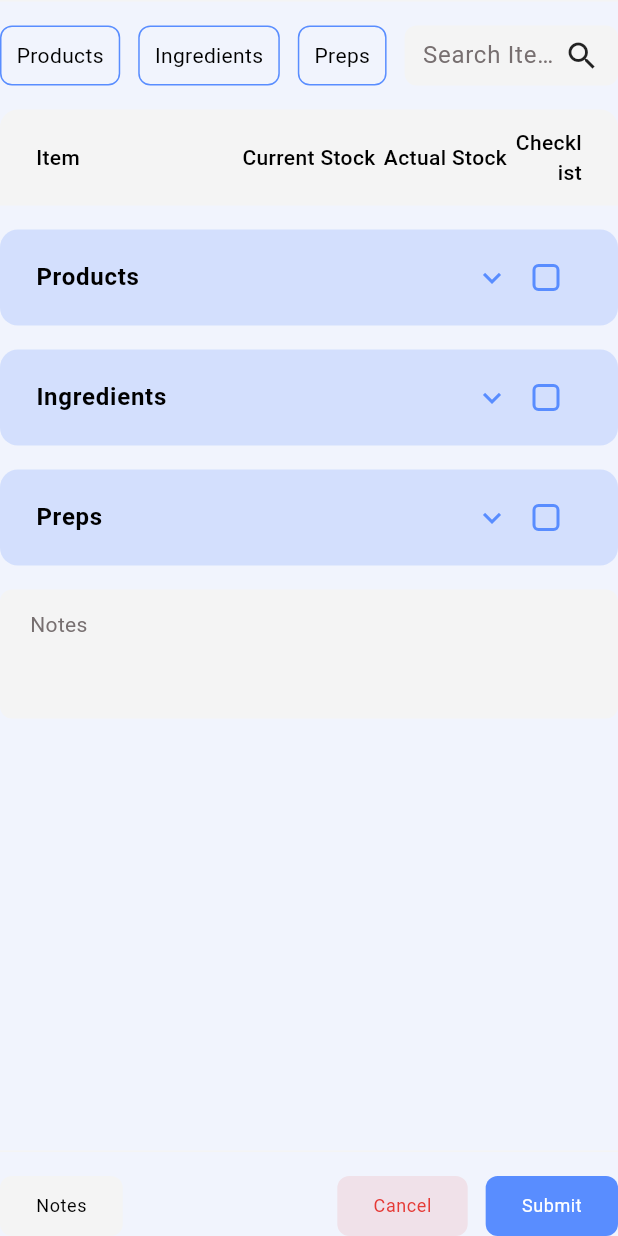
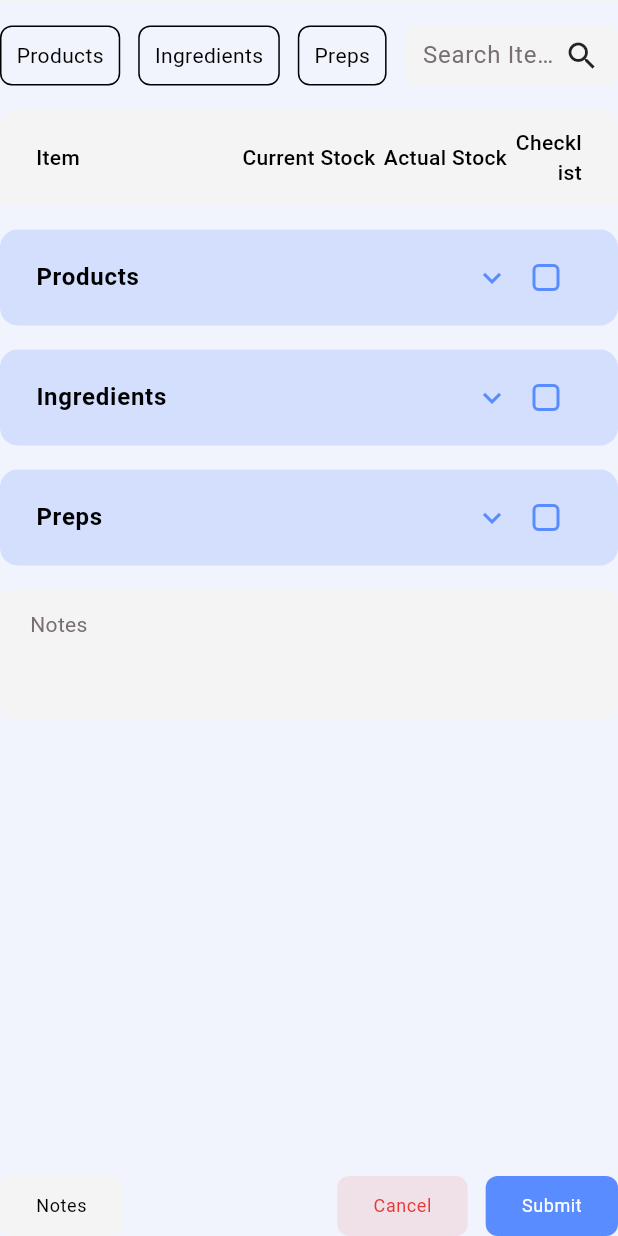
Before and after one commit to robbyobet7/flutterVercel, a Flutter app: the StockTakingDialog widget shown alone on an empty page, opened directly, on a phone screen of 412 x 824 dp. Run offline on Flutter 3.47's test engine with Material 3 defaults, Android fonts, the phone set to English and light mode, and no system bars; our stand-ins replace flutter_riverpod, flutter_svg, go_router, shared_preferences; accounts and stored records are empty; network calls fail.

Commit message:
refactor: impove stock taking performance

```diff
--- a/lib/core/repositories/stock_taking_repository.dart
+++ b/lib/core/repositories/stock_taking_repository.dart
@@ -3,7 +3,14 @@ import 'package:flutter/services.dart';
 import 'package:rebill_flutter/features/stock-taking/models/stock_taking.dart';
 
 class StockTakingRepository {
+  List<StockTaking>? _cachedStockTakings;
+
   Future<List<StockTaking>> getStockTakings() async {
+    // Return cached data if available
+    if (_cachedStockTakings != null) {
+      return _cachedStockTakings!;
+    }
+
     try {
       final String jsonString = await rootBundle.loadString(
         'assets/stocks.json',
@@ -15,13 +22,18 @@ class StockTakingRepository {
           jsonData['dataProducts'] as List<dynamic>;
 
       // Convert the data to StockTaking objects
-      final List<StockTaking> stockTakings =
+      _cachedStockTakings =
           productsData.map((item) => StockTaking.fromJson(item)).toList();
 
-      return stockTakings;
+      return _cachedStockTakings!;
     } catch (e) {
       print('Error loading stock takings: $e');
       return [];
     }
   }
+
+  // Method to clear cache if needed
+  void clearCache() {
+    _cachedStockTakings = null;
+  }
 }
--- a/lib/features/stock-taking/presentations/widgets/stock_taking_dialog.dart
+++ b/lib/features/stock-taking/presentations/widgets/stock_taking_dialog.dart
@@ -20,12 +20,32 @@ class StockTakingDialog extends ConsumerStatefulWidget {
 }
 
 class _StockTakingDialogState extends ConsumerState<StockTakingDialog> {
+  String _searchQuery = '';
+  String _selectedType = 'All';
+
   @override
   Widget build(BuildContext context) {
     final theme = Theme.of(context);
-    final productStockTaking = ref.watch(productStockTakingProvider);
-    final ingredientStockTaking = ref.watch(ingredientStockTakingProvider);
-    final prepStockTaking = ref.watch(prepStockTakingProvider);
+
+    // Use select instead of watch to only rebuild on relevant changes
+    final stockTakingState = ref.watch(stockTakingProvider);
+    final isLoading = stockTakingState.isLoading;
+
+    // Apply filtering here
+    List<StockTaking> filteredProductStockTaking = _filterStockTakings(
+      stockTakingState.productStockTakings,
+      _searchQuery,
+    );
+
+    List<StockTaking> filteredIngredientStockTaking = _filterStockTakings(
+      stockTakingState.ingredientStockTakings,
+      _searchQuery,
+    );
+
+    List<StockTaking> filteredPrepStockTaking = _filterStockTakings(
+      stockTakingState.prepStockTakings,
+      _searchQuery,
+    );
 
     final headers = [
       Header(flex: 3, text: 'Item'),
@@ -45,10 +65,27 @@ class _StockTakingDialogState extends ConsumerState<StockTakingDialog> {
             child: Row(
               spacing: 12,
               children: [
-                TypeFilterContainer(type: 'Products'),
-                TypeFilterContainer(type: 'Ingredients'),
-                TypeFilterContainer(type: 'Preps'),
-                Expanded(child: AppSearchBar(hintText: 'Search Item...')),
+                TypeFilterContainer(
+                  type: 'Products',
+                  isSelected: _selectedType == 'Products',
+                  onTap: () => _updateFilter('Products'),
+                ),
+                TypeFilterContainer(
+                  type: 'Ingredients',
+                  isSelected: _selectedType == 'Ingredients',
+                  onTap: () => _updateFilter('Ingredients'),
+                ),
+                TypeFilterContainer(
+                  type: 'Preps',
+                  isSelected: _selectedType == 'Preps',
+                  onTap: () => _updateFilter('Preps'),
+                ),
+                Expanded(
+                  child: AppSearchBar(
+                    hintText: 'Search Item...',
+                    onSearch: _updateSearchQuery,
+                  ),
+                ),
               ],
             ),
           ),
@@ -58,6 +95,10 @@ class _StockTakingDialogState extends ConsumerState<StockTakingDialog> {
             headers: headers,
             padding: EdgeInsets.symmetric(horizontal: 24, vertical: 12),
           ),
+
+          if (isLoading)
+            Expanded(child: Center(child: CircularProgressIndicator()))
+          else
             Expanded(
               child: SingleChildScrollView(
                 physics: const BouncingScrollPhysics(
@@ -65,15 +106,23 @@ class _StockTakingDialogState extends ConsumerState<StockTakingDialog> {
                 ),
                 child: Column(
                   children: [
+                    // Only show sections based on filter
+                    if (_selectedType == 'All' || _selectedType == 'Products')
                       ExpandedList(
-                    stockTaking: productStockTaking,
+                        stockTaking: filteredProductStockTaking,
                         title: 'Products',
                       ),
+                    if (_selectedType == 'All' ||
+                        _selectedType == 'Ingredients')
                       ExpandedList(
-                    stockTaking: ingredientStockTaking,
+                        stockTaking: filteredIngredientStockTaking,
                         title: 'Ingredients',
                       ),
-                  ExpandedList(stockTaking: prepStockTaking, title: 'Preps'),
+                    if (_selectedType == 'All' || _selectedType == 'Preps')
+                      ExpandedList(
+                        stockTaking: filteredPrepStockTaking,
+                        title: 'Preps',
+                      ),
                     SizedBox(height: 16),
                     AppTextField(
                       controller: TextEditingController(),
@@ -124,9 +173,38 @@ class _StockTakingDialogState extends ConsumerState<StockTakingDialog> {
       ),
     );
   }
+
+  // Helper method to filter stock takings based on search query
+  List<StockTaking> _filterStockTakings(
+    List<StockTaking> stockTakings,
+    String query,
+  ) {
+    if (query.isEmpty) return stockTakings;
+
+    return stockTakings
+        .where(
+          (item) =>
+              item.productName.toLowerCase().contains(query.toLowerCase()),
+        )
+        .toList();
   }
 
-class ExpandedList extends ConsumerStatefulWidget {
+  // Update search query and trigger rebuild
+  void _updateSearchQuery(String query) {
+    setState(() {
+      _searchQuery = query;
+    });
+  }
+
+  // Update filter type and trigger rebuild
+  void _updateFilter(String type) {
+    setState(() {
+      _selectedType = _selectedType == type ? 'All' : type;
+    });
+  }
+}
+
+class ExpandedList extends StatefulWidget {
   const ExpandedList({
     super.key,
     required this.stockTaking,
@@ -137,15 +215,21 @@ class ExpandedList extends ConsumerStatefulWidget {
   final String title;
 
   @override
-  ConsumerState<ExpandedList> createState() => _ExpandedListState();
+  State<ExpandedList> createState() => _ExpandedListState();
 }
 
-class _ExpandedListState extends ConsumerState<ExpandedList> {
+class _ExpandedListState extends State<ExpandedList> {
   bool isExpanded = false;
 
   @override
   Widget build(BuildContext context) {
     final theme = Theme.of(context);
+
+    // Don't render if list is empty
+    if (widget.stockTaking.isEmpty) {
+      return SizedBox.shrink();
+    }
+
     return Column(
       children: [
         SizedBox(height: 16),
@@ -204,49 +288,46 @@ class _ExpandedListState extends ConsumerState<ExpandedList> {
             ),
           ),
         ),
-        ClipRect(
-          child: AnimatedContainer(
-            duration: const Duration(milliseconds: 300),
-            curve: Curves.easeInOut,
-            height: isExpanded ? null : 0,
-            child: AnimatedOpacity(
-              duration: const Duration(milliseconds: 200),
-              opacity: isExpanded ? 1.0 : 0.0,
-              child: ListView.builder(
+        if (isExpanded)
+          ListView.builder(
             cacheExtent: 200,
             shrinkWrap: true,
             physics: const NeverScrollableScrollPhysics(),
             itemCount: widget.stockTaking.length,
             itemBuilder:
-                    (context, index) => Container(
-                      padding: const EdgeInsets.symmetric(
-                        horizontal: 24,
-                        vertical: 8,
+                (context, index) =>
+                    StockTakingItem(stockTaking: widget.stockTaking[index]),
           ),
+      ],
+    );
+  }
+}
+
+// Extract item to separate widget to prevent rebuilds of parent
+class StockTakingItem extends StatelessWidget {
+  final StockTaking stockTaking;
+
+  const StockTakingItem({super.key, required this.stockTaking});
+
+  @override
+  Widget build(BuildContext context) {
+    final theme = Theme.of(context);
+
+    return Container(
+      padding: const EdgeInsets.symmetric(horizontal: 24, vertical: 8),
       decoration: BoxDecoration(
         border: Border(
-                          bottom: BorderSide(
-                            color: theme.colorScheme.surfaceContainer,
-                          ),
-                          left: BorderSide(
-                            color: theme.colorScheme.surfaceContainer,
-                          ),
-                          right: BorderSide(
-                            color: theme.colorScheme.surfaceContainer,
-                          ),
+          bottom: BorderSide(color: theme.colorScheme.surfaceContainer),
+          left: BorderSide(color: theme.colorScheme.surfaceContainer),
+          right: BorderSide(color: theme.colorScheme.surfaceContainer),
         ),
       ),
       child: Row(
         children: [
-                          CellColumn(
-                            flex: 3,
-                            text: widget.stockTaking[index].productName,
-                          ),
+          CellColumn(flex: 3, text: stockTaking.productName),
           CellColumn(
             flex: 2,
-                            text:
-                                widget.stockTaking[index].productStock
-                                    .toString(),
+            text: stockTaking.productStock.toString(),
             textAlign: TextAlign.center,
           ),
           CellColumn(
@@ -278,14 +359,9 @@ class _ExpandedListState extends ConsumerState<ExpandedList> {
                   value: false,
                   shape: RoundedRectangleBorder(
                     borderRadius: BorderRadius.circular(4),
-                                    side: BorderSide(
-                                      color: theme.colorScheme.primary,
+                    side: BorderSide(color: theme.colorScheme.primary),
                   ),
-                                  ),
-                                  side: BorderSide(
-                                    color: theme.colorScheme.primary,
-                                    width: 2,
-                                  ),
+                  side: BorderSide(color: theme.colorScheme.primary, width: 2),
                   onChanged: (value) {},
                 ),
               ],
@@ -293,12 +369,6 @@ class _ExpandedListState extends ConsumerState<ExpandedList> {
           ),
         ],
       ),
-                    ),
-              ),
-            ),
-          ),
-        ),
-      ],
     );
   }
 }
--- a/lib/features/stock-taking/presentations/widgets/type_filter_container.dart
+++ b/lib/features/stock-taking/presentations/widgets/type_filter_container.dart
@@ -1,21 +1,49 @@
 import 'package:flutter/material.dart';
 
 class TypeFilterContainer extends StatelessWidget {
-  const TypeFilterContainer({super.key, required this.type});
+  const TypeFilterContainer({
+    super.key,
+    required this.type,
+    this.isSelected = false,
+    this.onTap,
+  });
 
   final String type;
+  final bool isSelected;
+  final VoidCallback? onTap;
 
   @override
   Widget build(BuildContext context) {
     final theme = Theme.of(context);
-    return Container(
-      height: 40,
-      padding: EdgeInsets.symmetric(horizontal: 10),
-      decoration: BoxDecoration(
-        border: Border.all(color: theme.colorScheme.primary),
-        borderRadius: BorderRadius.circular(8),
+    return GestureDetector(
+      onTap: onTap,
+      child: Container(
+        height: 40,
+        padding: EdgeInsets.symmetric(horizontal: 10),
+        decoration: BoxDecoration(
+          color: isSelected ? theme.colorScheme.primary.withOpacity(0.1) : null,
+          border: Border.all(
+            color:
+                isSelected
+                    ? theme.colorScheme.primary
+                    : theme.colorScheme.outline,
+            width: isSelected ? 2 : 1,
+          ),
+          borderRadius: BorderRadius.circular(8),
+        ),
+        child: Center(
+          child: Text(
+            type,
+            style: TextStyle(
+              color:
+                  isSelected
+                      ? theme.colorScheme.primary
+                      : theme.colorScheme.onSurface,
+              fontWeight: isSelected ? FontWeight.bold : FontWeight.normal,
+            ),
+          ),
+        ),
       ),
-      child: Center(child: Text(type)),
     );
   }
 }
--- a/lib/features/stock-taking/providers/stock_taking_provider.dart
+++ b/lib/features/stock-taking/providers/stock_taking_provider.dart
@@ -4,22 +4,35 @@ import 'package:rebill_flutter/features/stock-taking/models/stock_taking.dart';
 
 class StockTakingState {
   final List<StockTaking> stockTakings;
+  final List<StockTaking> productStockTakings;
+  final List<StockTaking> ingredientStockTakings;
+  final List<StockTaking> prepStockTakings;
   final bool isLoading;
   final String? error;
 
   const StockTakingState({
     this.stockTakings = const [],
+    this.productStockTakings = const [],
+    this.ingredientStockTakings = const [],
+    this.prepStockTakings = const [],
     this.isLoading = false,
     this.error,
   });
 
   StockTakingState copyWith({
     List<StockTaking>? stockTakings,
+    List<StockTaking>? productStockTakings,
+    List<StockTaking>? ingredientStockTakings,
+    List<StockTaking>? prepStockTakings,
     bool? isLoading,
     String? error,
   }) {
     return StockTakingState(
       stockTakings: stockTakings ?? this.stockTakings,
+      productStockTakings: productStockTakings ?? this.productStockTakings,
+      ingredientStockTakings:
+          ingredientStockTakings ?? this.ingredientStockTakings,
+      prepStockTakings: prepStockTakings ?? this.prepStockTakings,
       isLoading: isLoading ?? this.isLoading,
       error: error ?? this.error,
     );
@@ -42,7 +55,30 @@ class StockTakingNotifier extends StateNotifier<StockTakingState> {
 
     try {
       final stockTakings = await _repository.getStockTakings();
-      state = state.copyWith(stockTakings: stockTakings, isLoading: false);
+
+      // Pre-filter data for better performance
+      final productStockTakings =
+          stockTakings.where((e) => e.type == StockTakingType.product).toList();
+
+      final prepStockTakings =
+          stockTakings.where((e) => e.type == StockTakingType.prep).toList();
+
+      final ingredientStockTakings =
+          stockTakings
+              .where(
+                (e) =>
+                    e.type != StockTakingType.product &&
+                    e.type != StockTakingType.prep,
+              )
+              .toList();
+
+      state = state.copyWith(
+        stockTakings: stockTakings,
+        productStockTakings: productStockTakings,
+        ingredientStockTakings: ingredientStockTakings,
+        prepStockTakings: prepStockTakings,
+        isLoading: false,
+      );
     } catch (e) {
       state = state.copyWith(error: e.toString(), isLoading: false);
     }
@@ -55,36 +91,15 @@ final stockTakingProvider =
       return StockTakingNotifier(repository);
     });
 
+// These providers now just return pre-filtered data, avoiding repetitive filtering
 final prepStockTakingProvider = Provider<List<StockTaking>>((ref) {
-  final repository =
-      ref
-          .watch(stockTakingProvider)
-          .stockTakings
-          .where((e) => e.type == StockTakingType.prep)
-          .toList();
-  return repository;
+  return ref.watch(stockTakingProvider).prepStockTakings;
 });
 
 final productStockTakingProvider = Provider<List<StockTaking>>((ref) {
-  final repository =
-      ref
-          .watch(stockTakingProvider)
-          .stockTakings
-          .where((e) => e.type == StockTakingType.product)
-          .toList();
-  return repository;
+  return ref.watch(stockTakingProvider).productStockTakings;
 });
 
 final ingredientStockTakingProvider = Provider<List<StockTaking>>((ref) {
-  final repository =
-      ref
-          .watch(stockTakingProvider)
-          .stockTakings
-          .where(
-            (e) =>
-                e.type != StockTakingType.product &&
-                e.type != StockTakingType.prep,
-          )
-          .toList();
-  return repository;
+  return ref.watch(stockTakingProvider).ingredientStockTakings;
 });
```
Lines whose indentation alone changed are shown as unchanged.
